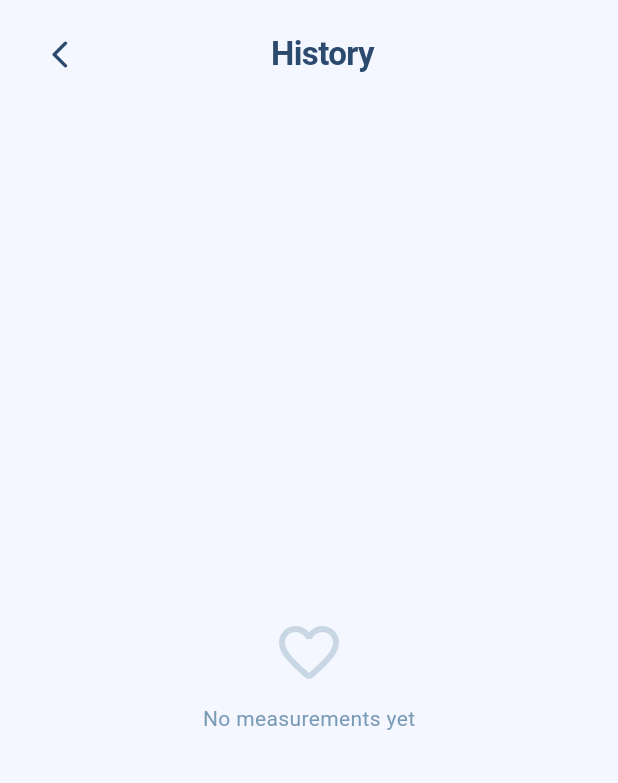
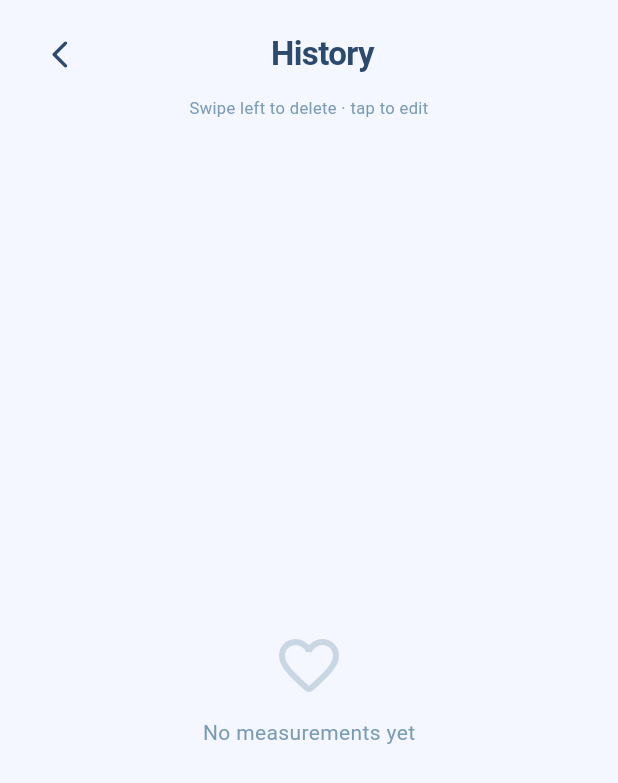
Before and after one commit to baryth/flutter-heartLog, a Flutter app: the HistoryScreen screen opened directly, on a phone screen of 412 x 824 dp. Shown: the top 783 px of the screen. Run offline on Flutter 3.47's test engine with Material 3 defaults, Android fonts, the phone set to English and light mode, and no system bars; our stand-ins replace sqflite; accounts and stored records are empty.

Commit message:
addnotation for history

```diff
--- a/lib/screens/history_screen.dart
+++ b/lib/screens/history_screen.dart
@@ -197,7 +197,13 @@ class _HistoryScreenState extends State<HistoryScreen> {
                 ],
               ),
             ),
-            const SizedBox(height: 16),
+            const SizedBox(height: 4),
+            const Text(
+              'Swipe left to delete · tap to edit',
+              textAlign: TextAlign.center,
+              style: TextStyle(fontSize: 11, color: Color(0xFF7A9BB5)),
+            ),
+            const SizedBox(height: 14),
 
             // List
             Expanded(
```
